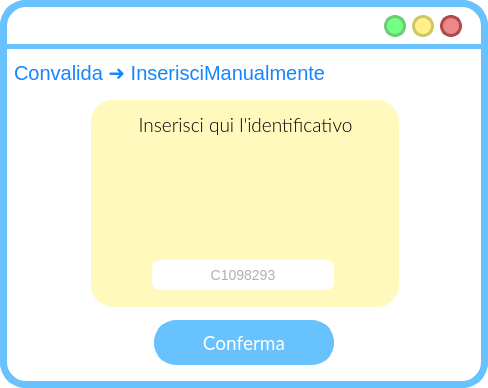
The window that ui/InserisciManualmente.ui (SbattellaMattia/SoftwareEngineering) describes before a commit, drawn with Qt 5.
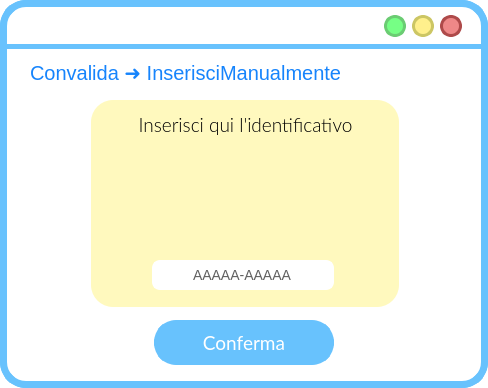
The same window after the commit. Icons and pictures are not drawn.

Patch:
```diff
--- a/ui/InserisciManualmente.ui
+++ b/ui/InserisciManualmente.ui
@@ -248,7 +248,7 @@
    <widget class="QLabel" name="percorsoLabel">
     <property name="geometry">
      <rect>
-      <x>14</x>
+      <x>30</x>
       <y>57</y>
       <width>361</width>
       <height>31</height>
@@ -347,7 +347,7 @@
 color: rgba(16, 16, 16, 100);
 font-size: 14px;
 text-align: center;
-font-family: Arial;
+
 }</string>
     </property>
     <property name="text">
@@ -444,9 +444,15 @@
 color: rgba(96, 96, 96);
 font-size: 14px;
 text-align: center;
-font-family: Arial;
+
 border: 2px solid rgba(255, 255, 255);</string>
     </property>
+    <property name="inputMask">
+     <string>&gt;AAAAA-AAAAA;#</string>
+    </property>
+    <property name="text">
+     <string>AAAAA-AAAAA</string>
+    </property>
     <property name="alignment">
      <set>Qt::AlignCenter</set>
     </property>
```
Left out of the diff: 39 changed lines with no effect on the pictures.
